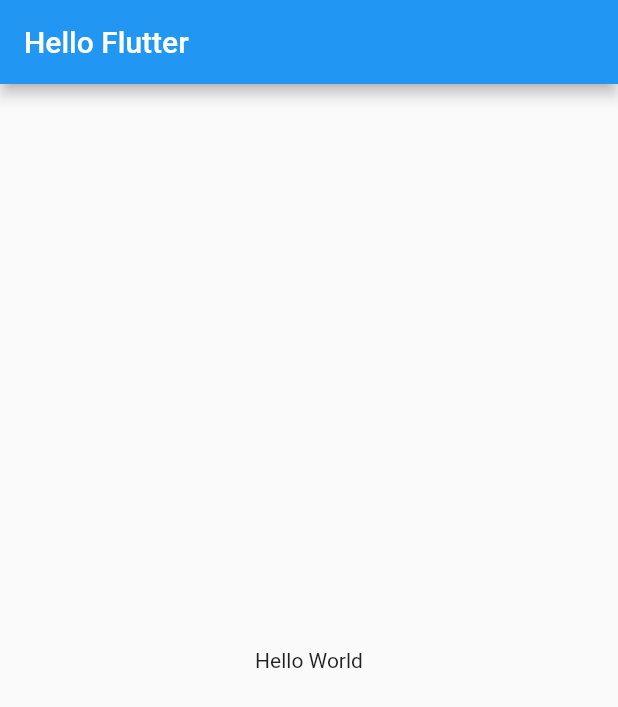
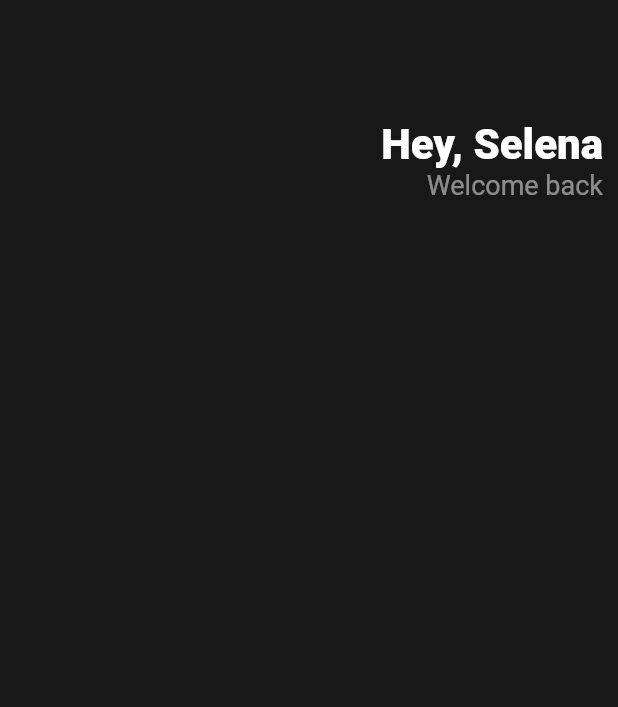
Before and after one commit to minwoo129/toonflix_flutter_ex, a Flutter app: the screen it shows after launch, on a phone screen of 412 x 824 dp. Shown: the top 707 px of the screen. Run offline on Flutter 3.47's test engine with Material 2 defaults, Android fonts, the phone set to English and light mode, and no system bars.

Commit message:
강의 실습 코드 작성
- 강의 실습용 앱 UI 구현(1차)

```diff
--- a/lib/main.dart
+++ b/lib/main.dart
@@ -9,13 +9,44 @@ class App extends StatelessWidget {
   Widget build(BuildContext context) {
     return MaterialApp(
       home: Scaffold(
-        appBar: AppBar(
-          title: Text('Hello Flutter'),
-        ),
-        body: Center(
-          child: Text('Hello World'),
-        ),
-      ),
+          backgroundColor: Color(0xFF181818),
+          body: Padding(
+            //padding: EdgeInsets.all(10),
+            //padding: EdgeInsets.only(left: 10, top: 0, right: 10, bottom: 0),
+            padding: EdgeInsets.symmetric(horizontal: 10),
+            child: Column(
+              children: [
+                SizedBox(
+                  height: 80,
+                ),
+                Row(
+                  mainAxisAlignment: MainAxisAlignment.end,
+                  children: [
+                    Column(
+                      crossAxisAlignment: CrossAxisAlignment.end,
+                      children: [
+                        Text(
+                          'Hey, Selena',
+                          style: TextStyle(
+                            color: Colors.white,
+                            fontSize: 28,
+                            fontWeight: FontWeight.w800,
+                          ),
+                        ),
+                        Text(
+                          'Welcome back',
+                          style: TextStyle(
+                            color: Colors.white.withOpacity(0.5),
+                            fontSize: 18,
+                          ),
+                        ),
+                      ],
+                    )
+                  ],
+                )
+              ],
+            ),
+          )),
     );
   }
 }
```
